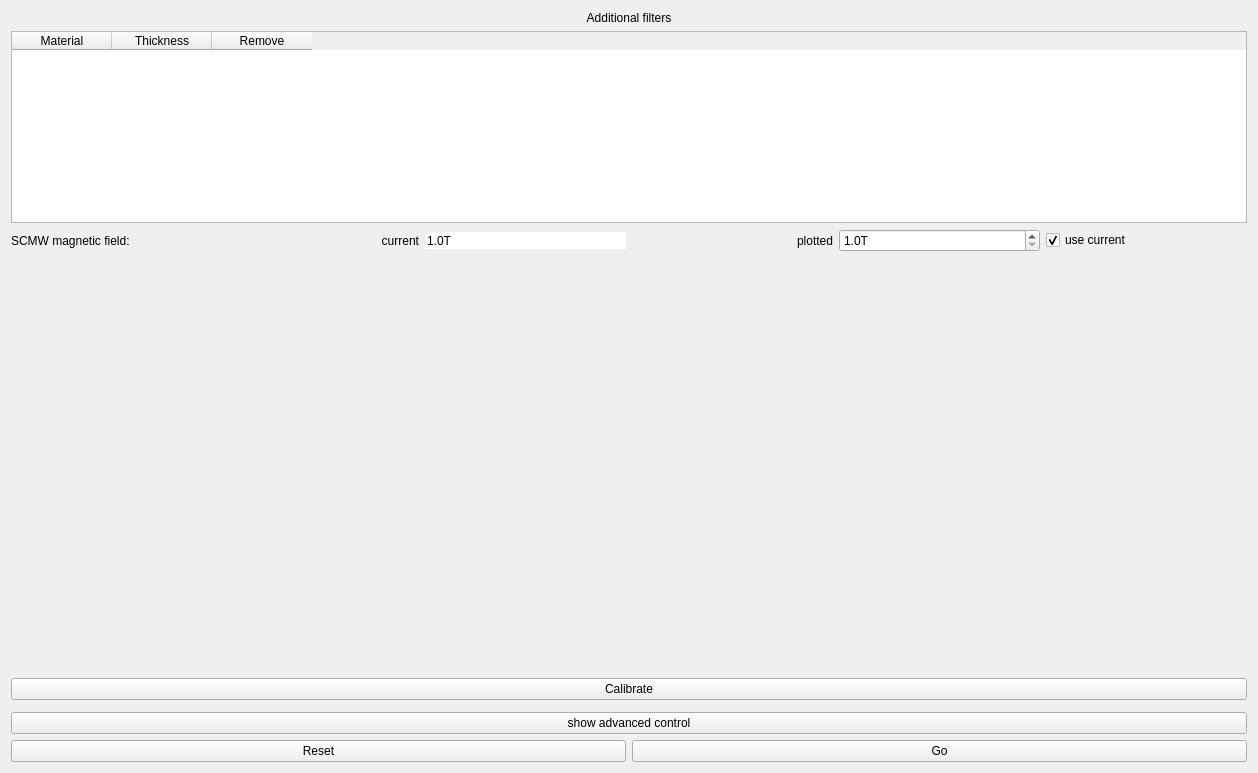
MatthewJCameron/imbl, file filters/filtersGui/filtersGui.ui: the form before one commit.
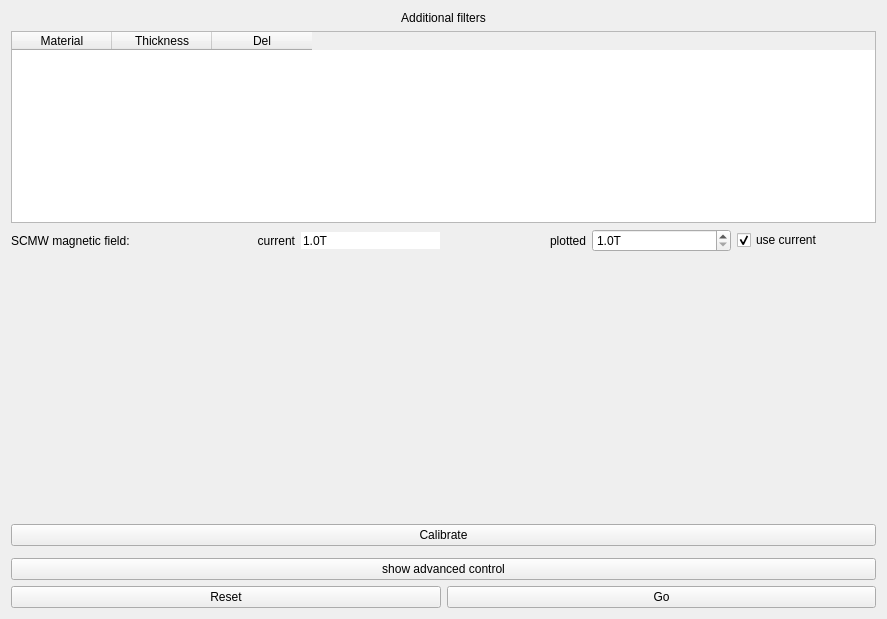
The form after the commit. Custom widgets are drawn as their Qt base class.

```diff
--- a/filters/filtersGui/filtersGui.ui
+++ b/filters/filtersGui/filtersGui.ui
@@ -6,8 +6,8 @@
    <rect>
     <x>0</x>
     <y>0</y>
-    <width>1258</width>
-    <height>773</height>
+    <width>887</width>
+    <height>619</height>
    </rect>
   </property>
   <property name="windowTitle">
@@ -15,7 +15,7 @@
   </property>
   <layout class="QVBoxLayout" name="verticalLayout">
    <item>
-    <layout class="QHBoxLayout" name="horizontalLayout_3" stretch="0,1">
+    <layout class="QHBoxLayout" name="horizontalLayout_3">
      <item>
       <layout class="QVBoxLayout" name="verticalLayout_2">
        <item>
@@ -66,7 +66,7 @@
          </column>
          <column>
           <property name="text">
-           <string>Remove</string>
+           <string>Del</string>
           </property>
          </column>
         </widget>
```
Left out of the diff: 3 changed lines with no effect on the pictures.
